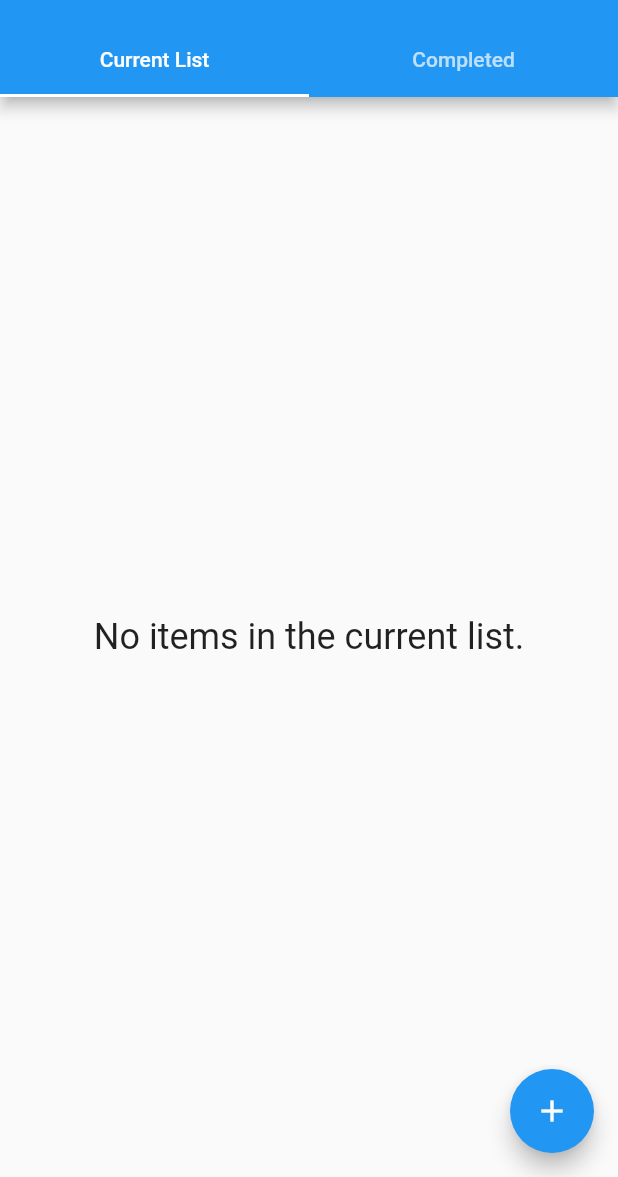
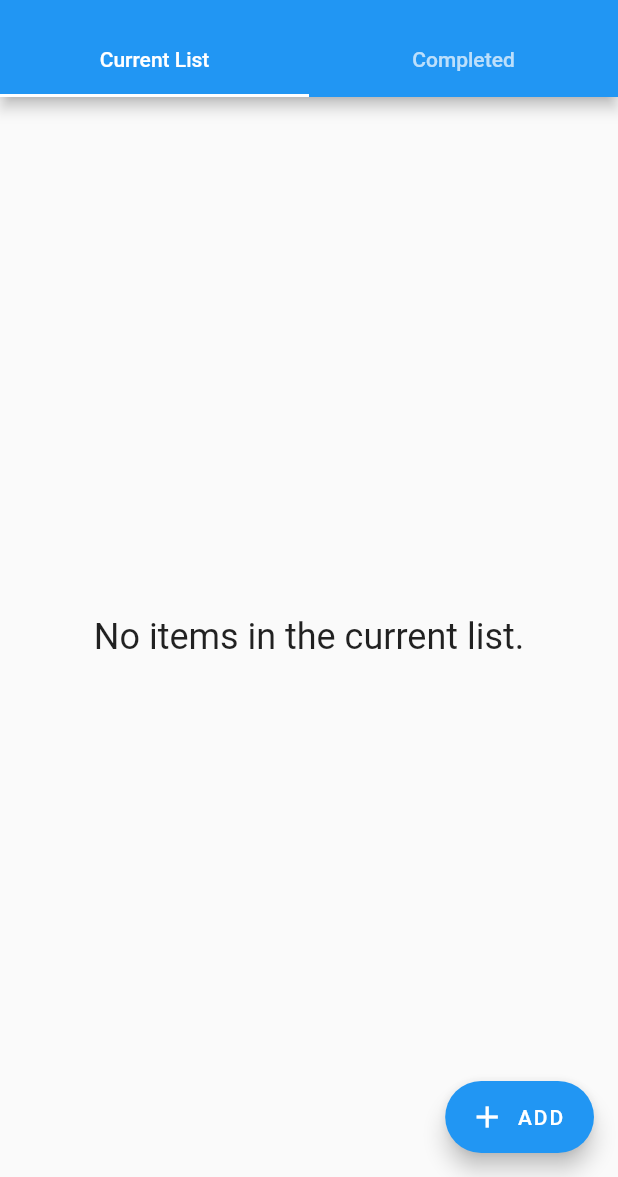
Before and after one commit to Elfen54/TodoHive, a Flutter app: the screen it shows after launch, on a phone screen of 412 x 824 dp, the part 59-1236 px from its top. Run offline on Flutter 3.47's test engine with Material 2 defaults, Android fonts, the phone set to English and light mode, and no system bars; our stand-ins replace hive, hive_flutter; accounts and stored records are empty.

```diff
--- a/lib/main.dart
+++ b/lib/main.dart
@@ -23,6 +23,8 @@ void main() async {
 }
 
 class MyApp extends StatelessWidget {
+  const MyApp({super.key});
+
   @override
   Widget build(BuildContext context) {
     return MaterialApp(
--- a/lib/screens/home_screen.dart
+++ b/lib/screens/home_screen.dart
@@ -9,13 +9,15 @@ import 'package:todo_with_hive_db/screens/add_todo_screen.dart'; // Import the a
 
 
 class HomeScreen extends StatelessWidget {
+  const HomeScreen({super.key});
+
   @override
   Widget build(BuildContext context) {
     return DefaultTabController(
       length: 2,
       child: Scaffold(
         appBar: AppBar(
-          title: Text('Todo App'),
+          title: const Text('Todo App'),
           bottom: const TabBar(
             tabs: [
               Tab(text: 'Current List'),
@@ -29,16 +31,18 @@ class HomeScreen extends StatelessWidget {
             CompletedTab(),
           ],
         ),
-        floatingActionButton: FloatingActionButton(
+        floatingActionButton: Tooltip(
+          message: 'Add new Todo item',
+          child: FloatingActionButton.extended(
               onPressed: () {
-            // When the FAB is pressed, navigate to the AddTodoScreen
                 Navigator.push(
                   context,
                   MaterialPageRoute(builder: (context) => AddTodoScreen()),
                 );
               },
-          tooltip: 'Add a todo item',
-          child: const Icon(Icons.add),
+              icon: const Icon(Icons.add),
+              label: const Text('ADD'),
+          ),
         ),
       ),
     );
```
Also changed, not shown: lib/screens/completed_tab.dart (+11 -2 lines). Lines whose indentation alone changed are shown as unchanged.
